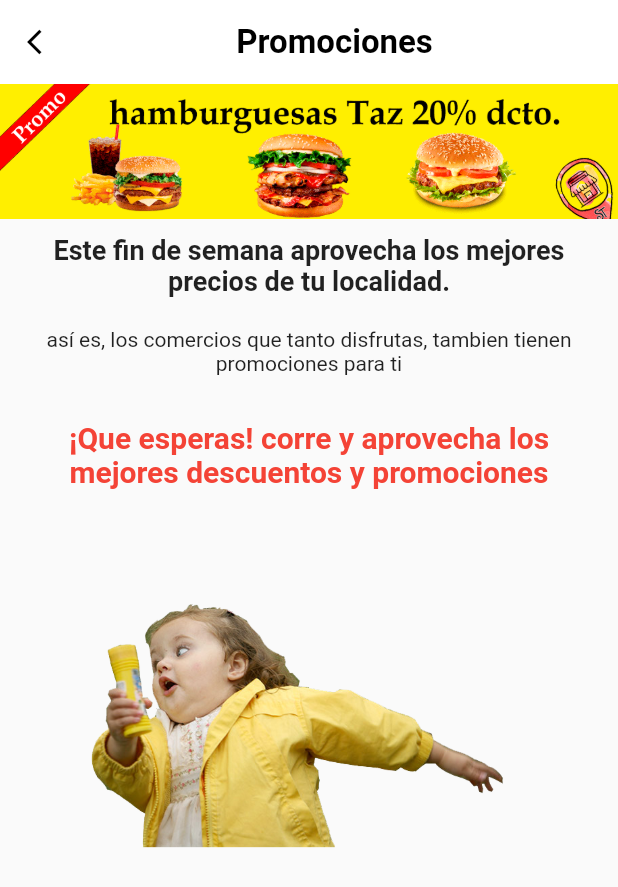
After one commit to xarcraft/smalltown, a Flutter app: the Advertisement screen opened by its route, on a phone screen of 412 x 824 dp. The commit adds this screen. Shown: the top 887 px of the screen. Run offline on Flutter 3.47's test engine with Material 2 defaults, Android fonts, the phone set to English and light mode, and no system bars; our stand-ins replace cloud_firestore, firebase_core, firebase_messaging, fluttertoast; accounts and stored records are empty.

Commit message:
ofertas y notificaciones

```diff
--- a/lib/main.dart
+++ b/lib/main.dart
@@ -1,23 +1,47 @@
 import 'package:firebase_core/firebase_core.dart';
 import 'package:flutter/material.dart';
+import 'package:smalltown/pages/advertisement.dart';
 import 'package:smalltown/pages/homepage.dart';
+import 'package:smalltown/services/push_notification.dart';
 
-void main() {
+void main() async {
   WidgetsFlutterBinding.ensureInitialized();
+  await PushNotificationService.initializeApp();
   Firebase.initializeApp().then((value) {
     runApp(const MyApp());
   });
 }
 
-class MyApp extends StatelessWidget {
+class MyApp extends StatefulWidget {
   const MyApp({Key? key}) : super(key: key);
 
   @override
+  State<MyApp> createState() => _MyAppState();
+}
+
+class _MyAppState extends State<MyApp> {
+  final GlobalKey<NavigatorState> navigatorKey = GlobalKey<NavigatorState>();
+
+  @override
+  void initState() {
+    super.initState();
+    PushNotificationService.messagesStream.listen((message) {
+      navigatorKey.currentState?.pushNamed('offer');
+      //print('MyApp: $message');
+    });
+  }
+
+  @override
   Widget build(BuildContext context) {
-    return const MaterialApp(
+    return MaterialApp(
       debugShowCheckedModeBanner: false,
       title: 'Small Town',
-      home: HomePage(),
+      initialRoute: 'home',
+      navigatorKey: navigatorKey,
+      routes: {
+        'home': (_) => const HomePage(),
+        'offer': (_) => const Advertisement(),
+      },
     );
   }
 }
--- /dev/null
+++ b/lib/pages/advertisement.dart
@@ -0,0 +1,78 @@
+import 'package:flutter/material.dart';
+
+class Advertisement extends StatelessWidget {
+  const Advertisement({Key? key}) : super(key: key);
+
+  @override
+  Widget build(BuildContext context) {
+    return Scaffold(
+      appBar: AppBar(
+        elevation: 0,
+        title: Center(
+          child: Builder(builder: (context) {
+            return const Text(
+              'Promociones    ',
+              style: TextStyle(
+                  color: Colors.black,
+                  fontSize: 22,
+                  fontWeight: FontWeight.bold),
+            );
+          }),
+        ),
+        backgroundColor: Colors.white,
+        leading: IconButton(
+          onPressed: () {
+            Navigator.pop(context);
+          },
+          icon: const Icon(
+            Icons.arrow_back_ios,
+            size: 20,
+            color: Colors.black,
+          ),
+        ),
+      ),
+      body: ListView(
+        children: [
+          Container(
+            padding: const EdgeInsets.all(45),
+            decoration: const BoxDecoration(
+                image: DecorationImage(
+                    image: AssetImage('assets/images/banner.gif'),
+                    fit: BoxFit.cover)),
+          ),
+          Container(
+            padding: const EdgeInsets.all(10),
+            child: const Text(
+              'Este fin de semana aprovecha los mejores precios de tu localidad.',
+              textAlign: TextAlign.center,
+              style: TextStyle(fontSize: 18, fontWeight: FontWeight.bold),
+            ),
+          ),
+          Container(
+            padding: const EdgeInsets.all(10),
+            child: const Text(
+              'así es, los comercios que tanto disfrutas, tambien tienen promociones para ti',
+              textAlign: TextAlign.center,
+            ),
+          ),
+          Container(
+            padding: const EdgeInsets.all(20),
+            child: const Text(
+              '¡Que esperas! corre y aprovecha los mejores descuentos y promociones',
+              textAlign: TextAlign.center,
+              style: TextStyle(
+                  color: Colors.red, fontWeight: FontWeight.bold, fontSize: 20),
+            ),
+          ),
+          Container(
+            padding: const EdgeInsets.all(120),
+            decoration: const BoxDecoration(
+                image: DecorationImage(
+              image: AssetImage('assets/images/run.png'),
+            )),
+          )
+        ],
+      ),
+    );
+  }
+}
--- /dev/null
+++ b/lib/services/push_notification.dart
@@ -0,0 +1,50 @@
+//token emulador: fNwUOZJFSDyFSobQH0ReOu:APA91bErEpNDrbrKapT9yjjq41oCijsJ3KGdIfyeOkujhNRylPtvRN5cEBD2blVosoaALU3Ha-ElmZ67H4rV79qMlxu0iD79ScIClAGZFiA2xIPQ85kTTiMqxs9KT__THMX_MrFdLV37
+//token movil: dVKUUf32Q4magg4Yw_4ZYr:APA91bECSdtbM_oljw1pVCcr6lllNFEghDTkLA3oLvyCrU1nZz_05KVxhgaLYv2cluZmpHdQdxPUtfvFEX4W3Fd39BA0JV6H7kPWYPvff2gwNjsoN0R73SBX8OaxucpQmeo7nsvyBPQK
+
+import 'dart:async';
+
+import 'package:firebase_core/firebase_core.dart';
+import 'package:firebase_messaging/firebase_messaging.dart';
+
+class PushNotificationService {
+  static FirebaseMessaging messaging = FirebaseMessaging.instance;
+  static String? token;
+  static final StreamController<String> _messageStream =
+      StreamController.broadcast();
+  static Stream<String> get messagesStream => _messageStream.stream;
+
+  static Future _backgroundHandler(RemoteMessage message) async {
+    //print('onbackground Handler ${message.messageId}');
+
+    _messageStream.add(message.data['product'] ?? 'Sin datos');
+  }
+
+  static Future _onMessageHandler(RemoteMessage message) async {
+    //print('onMessage Handler ${message.messageId}');
+
+    _messageStream.add(message.data['product'] ?? 'Sin datos');
+  }
+
+  static Future _onMessageOpenApp(RemoteMessage message) async {
+    //print('onMessageOpenApp Handler ${message.messageId}');
+
+    _messageStream.add(message.data['product'] ?? 'Sin datos');
+  }
+
+  static Future initializeApp() async {
+    // Push Notifications
+    await Firebase.initializeApp();
+    token = await FirebaseMessaging.instance.getToken();
+    // ignore: avoid_print
+    print('token: $token');
+
+    // Handlers
+    FirebaseMessaging.onBackgroundMessage(_backgroundHandler);
+    FirebaseMessaging.onMessage.listen(_onMessageHandler);
+    FirebaseMessaging.onMessageOpenedApp.listen(_onMessageOpenApp);
+  }
+
+  static closeStreams() {
+    _messageStream.close();
+  }
+}
--- a/pubspec.yaml
+++ b/pubspec.yaml
@@ -38,6 +38,7 @@ dependencies:
   cloud_firestore:
   fluttertoast: ^8.0.8
   url_launcher: ^6.0.15
+  firebase_messaging: ^11.2.0
 
 dev_dependencies:
   flutter_test:
```
Also changed, not shown: lib/pages/find.dart (+72 -12 lines), lib/pages/index.dart (+18 -8 lines), lib/pages/search.dart (+9 -7 lines), lib/pages/shopping.dart (added, +51 -0 lines), assets/images/banner.gif (added), assets/images/run.png (added), pubspec.lock, 1 other file.
